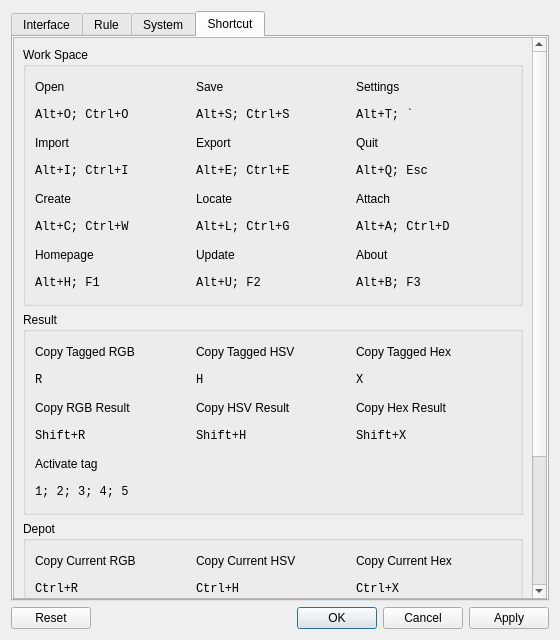
Before: the Qt Designer form src/main/python/cguis/design/settings_dialog.ui in insad/DigitalPalette, drawn with Qt 5.
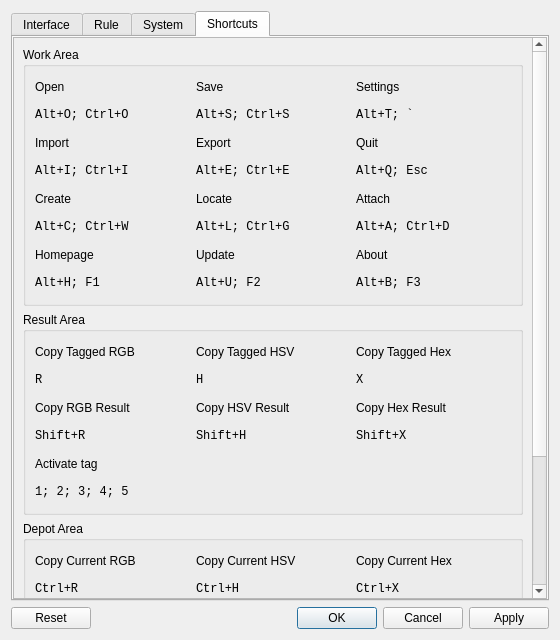
After: the same form once the commit is applied. The open tabs and pages were chosen to show the change.

The edit to the form file:
```diff
--- a/src/main/python/cguis/design/settings_dialog.ui
+++ b/src/main/python/cguis/design/settings_dialog.ui
@@ -1704,7 +1704,7 @@
      </widget>
      <widget class="QWidget" name="setti_shortcut">
       <attribute name="title">
-       <string>Shortcut</string>
+       <string>Shortcuts</string>
       </attribute>
       <layout class="QGridLayout" name="gridLayout_9">
        <property name="leftMargin">
@@ -1731,7 +1731,7 @@
           <property name="geometry">
            <rect>
             <x>0</x>
-            <y>-198</y>
+            <y>0</y>
             <width>509</width>
             <height>751</height>
            </rect>
@@ -1740,7 +1740,7 @@
            <item>
             <widget class="QGroupBox" name="shortcut_work_space_gbox">
              <property name="title">
-              <string>Work Space</string>
+              <string>Work Area</string>
              </property>
              <layout class="QGridLayout" name="gridLayout_10">
               <item row="3" column="2">
@@ -2277,7 +2277,7 @@
            <item>
             <widget class="QGroupBox" name="shortcut_result_gbox">
              <property name="title">
-              <string>Result</string>
+              <string>Result Area</string>
              </property>
              <layout class="QGridLayout" name="gridLayout_16">
               <item row="0" column="0">
@@ -2594,7 +2594,7 @@
            <item>
             <widget class="QGroupBox" name="shortcut_result_gbox_2">
              <property name="title">
-              <string>Depot</string>
+              <string>Depot Area</string>
              </property>
              <layout class="QGridLayout" name="gridLayout_17">
               <item row="0" column="0">
```
Left out of the diff: 38 changed lines with no effect on the pictures.
